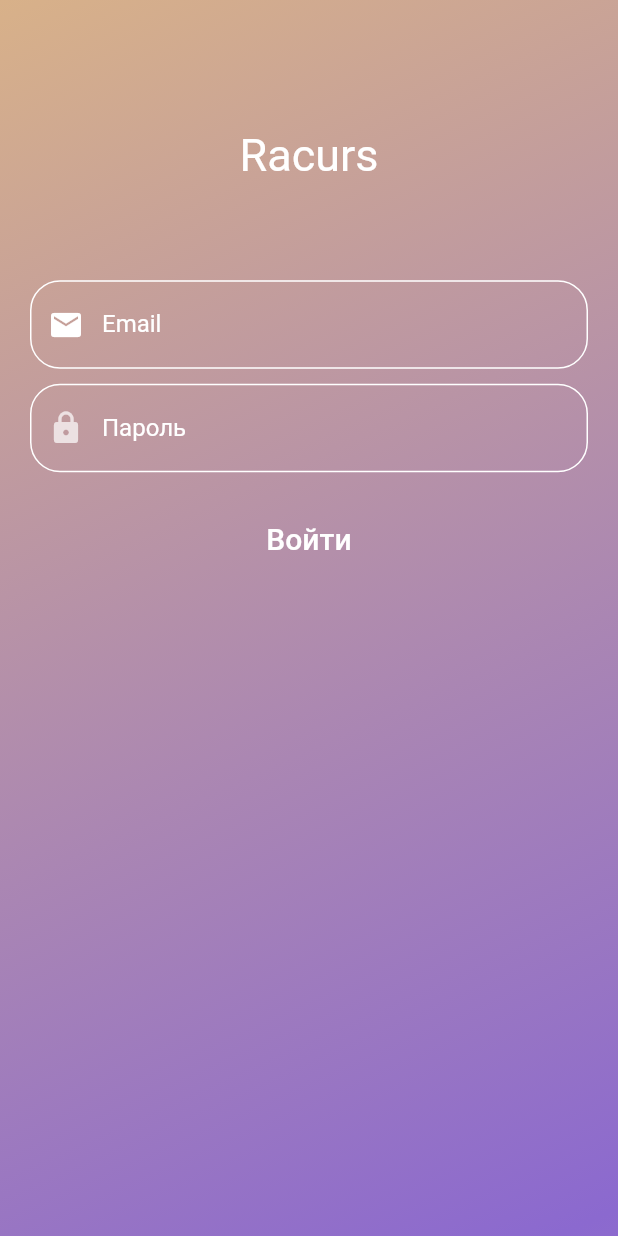
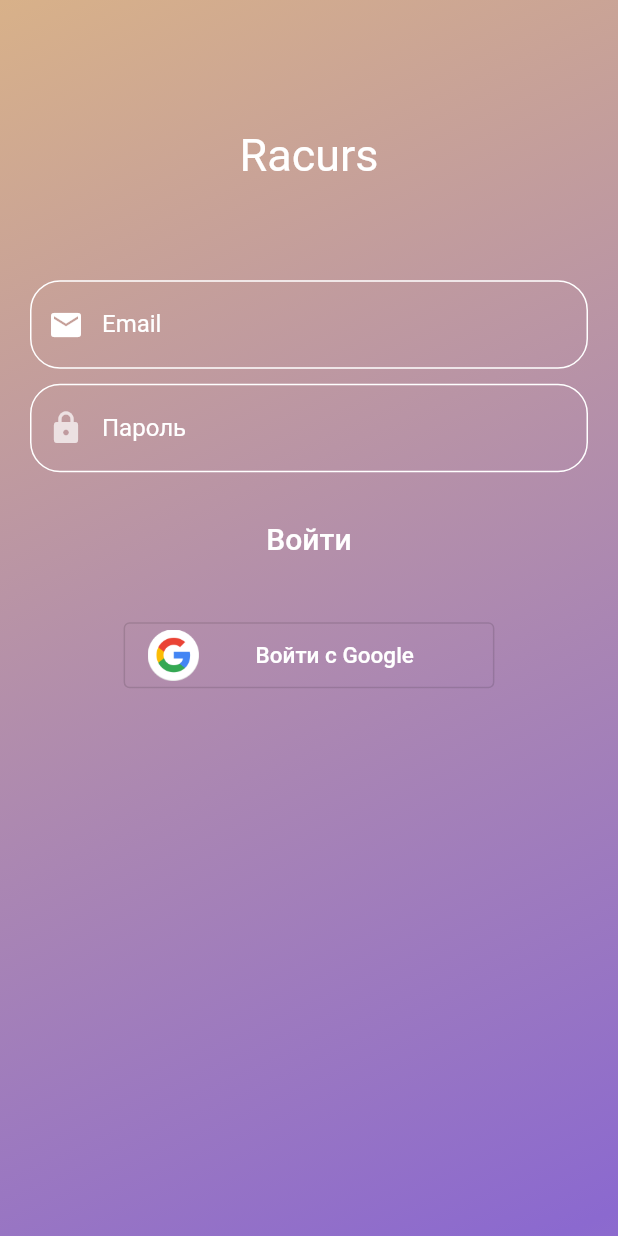
Before and after one commit to zirg41/racurs_app, a Flutter app: the screen it shows after launch, on a phone screen of 412 x 824 dp. Run offline on Flutter 3.47's test engine with Material 2 defaults, Android fonts, the phone set to English and light mode, and no system bars; our stand-ins replace bloc, dartz, flutter_bloc, freezed_annotation, get_it, injectable and 1 more.

Commit message:
EitherAppleOrGoogleSignInButton added

```diff
--- a/lib/presentation/sign_in/messages.dart
+++ b/lib/presentation/sign_in/messages.dart
@@ -4,3 +4,4 @@ const String INVALID_EMAIL = 'Неверный email';
 const String PASSWORD = 'Пароль';
 const String SHORT_PASSWORD = 'Пароль должен содержать больше 6-ти символов';
 const String SIGN_IN = 'Войти';
+const String SIGN_IN_WITH_GOOGLE = 'Войти c Google';
--- /dev/null
+++ b/lib/presentation/sign_in/widgets/apple_google_sign_in_button.dart
@@ -0,0 +1,36 @@
+import 'package:default_flutter_app/presentation/sign_in/messages.dart';
+import 'package:flutter/material.dart';
+
+class EitherAppleOrGoogleSignInButton extends StatelessWidget {
+  const EitherAppleOrGoogleSignInButton({Key? key}) : super(key: key);
+
+  @override
+  Widget build(BuildContext context) {
+    return Center(
+      child: SizedBox(
+        width: MediaQuery.of(context).size.width * 0.6,
+        child: OutlinedButton(
+          onPressed: () {},
+          style: Theme.of(context).textButtonTheme.style,
+          child: Row(
+            children: [
+              Image.asset(
+                'lib/presentation/assets/google_logo.png',
+                scale: 70,
+              ),
+              const Spacer(),
+              const Padding(
+                padding: EdgeInsets.symmetric(vertical: 13, horizontal: 0),
+                child: Text(
+                  SIGN_IN_WITH_GOOGLE,
+                  style: TextStyle(color: Colors.white, fontSize: 15),
+                ),
+              ),
+              const Spacer(),
+            ],
+          ),
+        ),
+      ),
+    );
+  }
+}
--- a/lib/presentation/sign_in/widgets/sign_in_form.dart
+++ b/lib/presentation/sign_in/widgets/sign_in_form.dart
@@ -1,3 +1,4 @@
+import 'package:default_flutter_app/presentation/sign_in/widgets/apple_google_sign_in_button.dart';
 import 'package:flutter/material.dart';
 import 'package:flutter_bloc/flutter_bloc.dart';
 
@@ -11,6 +12,7 @@ class SignInForm extends StatelessWidget {
   @override
   Widget build(BuildContext context) {
     final screenHeight = MediaQuery.of(context).size.height;
+    final screenWidth = MediaQuery.of(context).size.width;
     final contextTheme = Theme.of(context);
 
     final focusedBorder = OutlineInputBorder(
@@ -58,7 +60,7 @@ class SignInForm extends StatelessWidget {
                       ),
                       SizedBox(height: screenHeight * 0.08),
                       TextFormField(
-                        //* EMAIL FIELD
+                        //@ EMAIL FIELD
                         style: const TextStyle(color: Colors.white),
 
                         decoration: InputDecoration(
@@ -95,6 +97,7 @@ class SignInForm extends StatelessWidget {
                       ),
                       const SizedBox(height: 10),
                       TextFormField(
+                        //@ PASSWORD FIELD
                         style: const TextStyle(color: Colors.white),
                         decoration: InputDecoration(
                           prefixIcon: const Icon(
@@ -104,6 +107,7 @@ class SignInForm extends StatelessWidget {
                           labelText: PASSWORD,
                           labelStyle: const TextStyle(color: Colors.white),
                           enabledBorder: enabledBorder,
+                          border: enabledBorder,
                           focusedBorder: focusedBorder,
                           errorBorder: errorBorder,
                         ),
@@ -136,6 +140,8 @@ class SignInForm extends StatelessWidget {
                           style: TextStyle(color: Colors.white, fontSize: 20),
                         ),
                       ),
+                      const SizedBox(height: 30),
+                      const EitherAppleOrGoogleSignInButton(),
                     ],
                   ),
                 ),
--- a/pubspec.yaml
+++ b/pubspec.yaml
@@ -33,3 +33,6 @@ dev_dependencies:
 
 flutter:
   uses-material-design: true
+
+  assets:
+    - lib/presentation/assets/
```
Also changed, not shown: lib/presentation/assets/google_logo.png (added).
